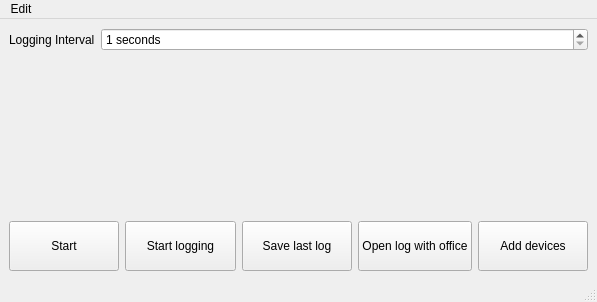
The window that MeasurementValueLogging/ui/mainWindow.ui (leezu/MeasurementValueLogging) describes before a commit, drawn with Qt 5.
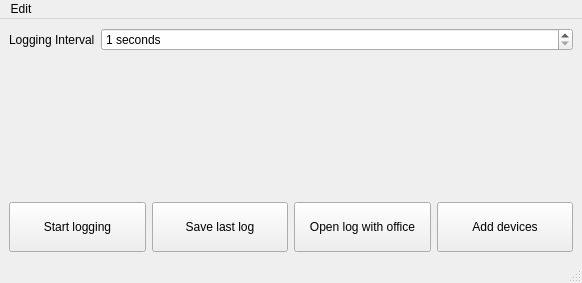
The same window after the commit.

```diff
--- a/MeasurementValueLogging/ui/mainWindow.ui
+++ b/MeasurementValueLogging/ui/mainWindow.ui
@@ -6,8 +6,8 @@
    <rect>
     <x>0</x>
     <y>0</y>
-    <width>597</width>
-    <height>302</height>
+    <width>582</width>
+    <height>283</height>
    </rect>
   </property>
   <property name="windowTitle">
@@ -53,25 +53,6 @@
       <property name="sizeConstraint">
        <enum>QLayout::SetFixedSize</enum>
       </property>
-      <item>
-       <widget class="QPushButton" name="measurementButton">
-        <property name="sizePolicy">
-         <sizepolicy hsizetype="Minimum" vsizetype="Fixed">
-          <horstretch>0</horstretch>
-          <verstretch>0</verstretch>
-         </sizepolicy>
-        </property>
-        <property name="maximumSize">
-         <size>
-          <width>16777215</width>
-          <height>50</height>
-         </size>
-        </property>
-        <property name="text">
-         <string>Start</string>
-        </property>
-       </widget>
-      </item>
       <item>
        <widget class="QPushButton" name="loggingButton">
         <property name="sizePolicy">
@@ -157,7 +138,7 @@
     <rect>
      <x>0</x>
      <y>0</y>
-     <width>597</width>
+     <width>582</width>
      <height>27</height>
     </rect>
    </property>
```
